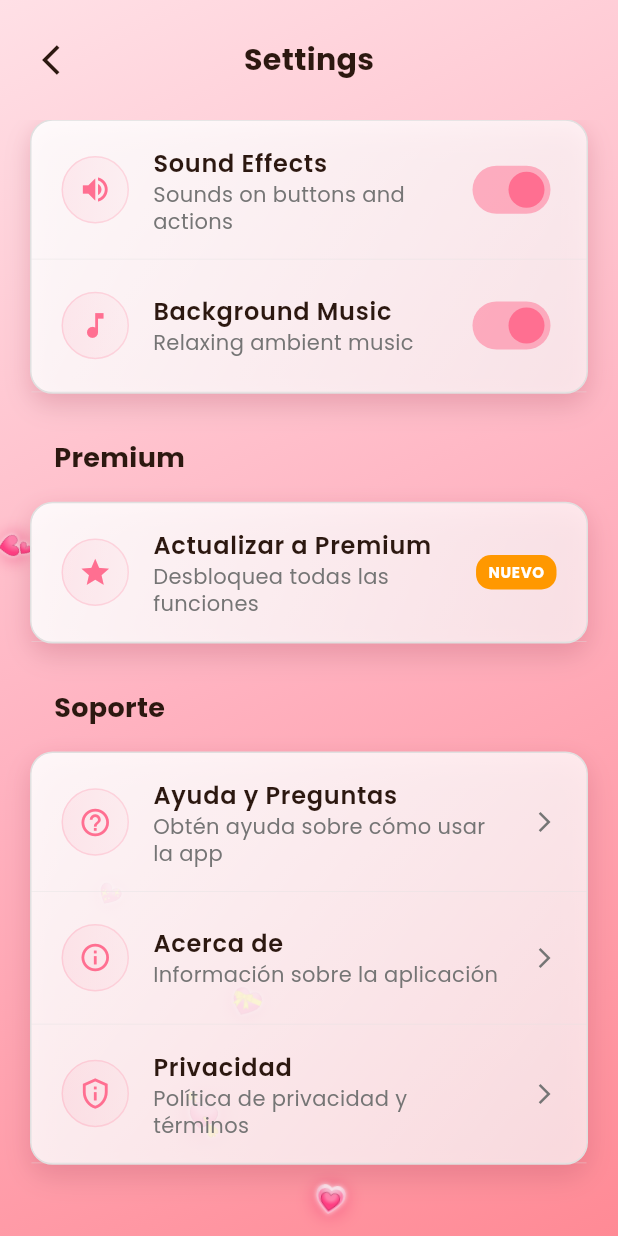
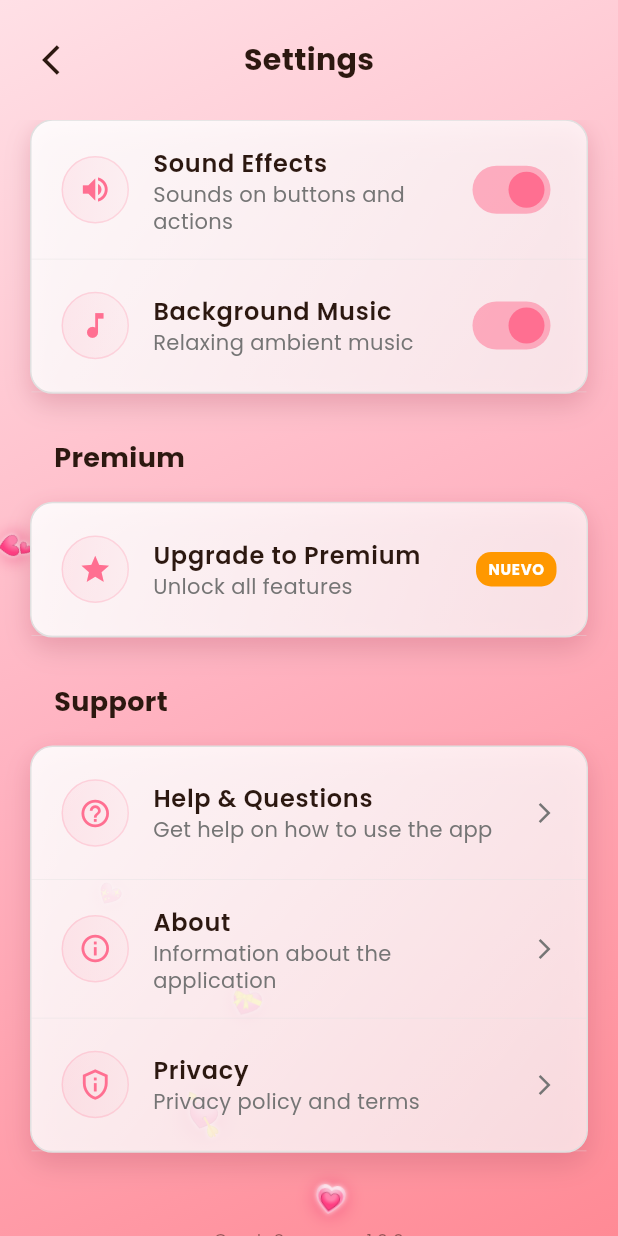
Before and after one commit to Carfer0410/Scanner_crush, a Flutter app: the SettingsScreen screen opened directly, scrolled down 576 dp, on a phone screen of 412 x 824 dp. Run offline on Flutter 3.47's test engine with Material 3 defaults, Android fonts, the light colour scheme and no system bars; our stand-ins replace audioplayers, flutter_animate, google_fonts, share_plus, shared_preferences; accounts and stored records are empty; generated files the repository leaves out were written again.

Commit message:
ajustando idiomas de la app #2

```diff
--- a/lib/l10n/app_en.arb
+++ b/lib/l10n/app_en.arb
@@ -1033,5 +1033,100 @@
   "lowCompatibilityMessage7": "Maybe you need to get to know each other better 🤔",
   "lowCompatibilityMessage8": "Real love doesn't always follow statistics 📊",
   "lowCompatibilityMessage9": "There's room for something beautiful to grow 🌻",
-  "lowCompatibilityMessage10": "The best romances start as friendship 👫"
+  "lowCompatibilityMessage10": "The best romances start as friendship 👫",
+
+  "changeAppTheme": "Change the app theme",
+  "@changeAppTheme": {
+    "description": "Theme toggle description in settings"
+  },
+
+  "lightTheme": "Light Theme",
+  "@lightTheme": {
+    "description": "Light theme option"
+  },
+
+  "darkTheme": "Dark Theme",
+  "@darkTheme": {
+    "description": "Dark theme option"
+  },
+
+  "youArePremium": "You are Premium!",
+  "@youArePremium": {
+    "description": "Premium user status message"
+  },
+
+  "enjoyAllFeatures": "Enjoy all features without limits",
+  "@enjoyAllFeatures": {
+    "description": "Premium user benefits description"
+  },
+
+  "purchaseError": "Purchase error: {error}",
+  "@purchaseError": {
+    "description": "Purchase error message",
+    "placeholders": {
+      "error": {
+        "type": "String"
+      }
+    }
+  },
+
+  "getFullAccess": "Get full access to all special features",
+  "@getFullAccess": {
+    "description": "Premium description text"
+  },
+
+  "specialOffer": "Special Offer",
+  "@specialOffer": {
+    "description": "Special offer label"
+  },
+
+  "cancelAnytime": "Cancel anytime",
+  "@cancelAnytime": {
+    "description": "Cancel subscription anytime text"
+  },
+
+  "support": "Support",
+  "@support": {
+    "description": "Support section title"
+  },
+
+  "helpAndQuestions": "Help & Questions",
+  "@helpAndQuestions": {
+    "description": "Help and questions menu item"
+  },
+
+  "getHelpOnApp": "Get help on how to use the app",
+  "@getHelpOnApp": {
+    "description": "Help subtitle description"
+  },
+
+  "helpDialogTitle": "💕 Help",
+  "@helpDialogTitle": {
+    "description": "Help dialog title"
+  },
+
+  "helpDialogContent": "Crush Scanner is a fun app that calculates compatibility between two people based on their names.\\n\\n• Enter your name and your crush's name\\n• Press \\\"Scan Love\\\"\\n• Discover your compatibility\\n• Share the result\\n\\nIt's just for fun! 😄",
+  "@helpDialogContent": {
+    "description": "Help dialog content text"
+  },
+
+  "understood": "Got it",
+  "@understood": {
+    "description": "Understood button text"
+  },
+
+  "aboutDialogTitle": "💘 About",
+  "@aboutDialogTitle": {
+    "description": "About dialog title"
+  },
+
+  "aboutDialogContent": "Crush Scanner v1.0.0\\n\\nA fun application to discover love compatibility.\\n\\nDeveloped with Flutter and lots of love 💕\\n\\n© 2025 Crush Scanner",
+  "@aboutDialogContent": {
+    "description": "About dialog content text"
+  },
+
+  "close": "Close",
+  "@close": {
+    "description": "Close button text"
+  }
 }
--- a/lib/screens/history_screen.dart
+++ b/lib/screens/history_screen.dart
@@ -349,7 +349,7 @@ class _HistoryScreenState extends State<HistoryScreen> {
                 onPressed: () => _shareResult(result),
                 icon: const Icon(Icons.share, size: 18),
                 label: Text(
-                  'Compartir',
+                  AppLocalizations.of(context)?.share ?? 'Compartir',
                   style: GoogleFonts.poppins(
                     fontSize: 14,
                     fontWeight: FontWeight.w600,
--- a/lib/screens/settings_screen.dart
+++ b/lib/screens/settings_screen.dart
@@ -74,7 +74,7 @@ class _SettingsScreenState extends State<SettingsScreen> {
                         _buildSettingsItem(
                           icon: Icons.history,
                           title: AppLocalizations.of(context)!.history,
-                          subtitle: 'Ver todos tus escaneos anteriores',
+                          subtitle: AppLocalizations.of(context)?.crushHistoryDescription ?? 'Ver todos tus escaneos anteriores',
                           onTap: () => _navigateToHistory(),
                         ),
                         _buildSettingsItem(
@@ -88,9 +88,10 @@ class _SettingsScreenState extends State<SettingsScreen> {
                               ThemeService.instance.isDarkMode
                                   ? Icons.light_mode
                                   : Icons.dark_mode,
-                          title:
-                              'Tema ${ThemeService.instance.isDarkMode ? "Claro" : "Oscuro"}',
-                          subtitle: 'Cambiar el tema de la aplicación',
+                          title: ThemeService.instance.isDarkMode
+                              ? (AppLocalizations.of(context)?.darkMode ?? 'Modo Oscuro').replaceAll('Mode', 'Theme').replaceAll('Modo', 'Tema')
+                              : (AppLocalizations.of(context)?.darkMode ?? 'Modo Oscuro').replaceAll('Dark', 'Light').replaceAll('Mode', 'Theme').replaceAll('Modo Oscuro', 'Tema Claro').replaceAll('Oscuro', 'Claro'),
+                          subtitle: AppLocalizations.of(context)?.specialThemesDescription ?? 'Cambiar el tema de la aplicación',
                           onTap: () => _toggleTheme(),
                         ),
                       ],
@@ -136,13 +137,13 @@ class _SettingsScreenState extends State<SettingsScreen> {
                     const SizedBox(height: 30),
 
                     _buildSettingsSection(
-                      title: 'Premium',
+                      title: AppLocalizations.of(context)?.premium ?? 'Premium',
                       items: [
                         if (!AdService.instance.isPremiumUser)
                           _buildSettingsItem(
                             icon: Icons.star,
-                            title: 'Actualizar a Premium',
-                            subtitle: 'Desbloquea todas las funciones',
+                            title: AppLocalizations.of(context)?.upgradeSettings ?? 'Actualizar a Premium',
+                            subtitle: AppLocalizations.of(context)?.unlockAllFeaturesSettings ?? 'Desbloquea todas las funciones',
                             onTap: () => _navigateToPremium(),
                             trailing: Container(
                               padding: const EdgeInsets.symmetric(
@@ -169,24 +170,24 @@ class _SettingsScreenState extends State<SettingsScreen> {
                     const SizedBox(height: 30),
 
                     _buildSettingsSection(
-                      title: 'Soporte',
+                      title: (LocaleService.instance.currentLocale.languageCode == 'en') ? 'Support' : 'Soporte',
                       items: [
                         _buildSettingsItem(
                           icon: Icons.help_outline,
-                          title: 'Ayuda y Preguntas',
-                          subtitle: 'Obtén ayuda sobre cómo usar la app',
+                          title: (LocaleService.instance.currentLocale.languageCode == 'en') ? 'Help & Questions' : 'Ayuda y Preguntas',
+                          subtitle: (LocaleService.instance.currentLocale.languageCode == 'en') ? 'Get help on how to use the app' : 'Obtén ayuda sobre cómo usar la app',
                           onTap: () => _showHelpDialog(),
                         ),
                         _buildSettingsItem(
                           icon: Icons.info_outline,
-                          title: 'Acerca de',
-                          subtitle: 'Información sobre la aplicación',
+                          title: (LocaleService.instance.currentLocale.languageCode == 'en') ? 'About' : 'Acerca de',
+                          subtitle: (LocaleService.instance.currentLocale.languageCode == 'en') ? 'Information about the application' : 'Información sobre la aplicación',
                           onTap: () => _showAboutDialog(),
                         ),
                         _buildSettingsItem(
                           icon: Icons.privacy_tip_outlined,
-                          title: 'Privacidad',
-                          subtitle: 'Política de privacidad y términos',
+                          title: (LocaleService.instance.currentLocale.languageCode == 'en') ? 'Privacy' : 'Privacidad',
+                          subtitle: (LocaleService.instance.currentLocale.languageCode == 'en') ? 'Privacy policy and terms' : 'Política de privacidad y términos',
                           onTap: () => _showPrivacyDialog(),
                         ),
                       ],
@@ -197,7 +198,9 @@ class _SettingsScreenState extends State<SettingsScreen> {
                     // App version
                     Center(
                       child: Text(
-                        'Escáner de Crush v1.0.0\nHecho con 💕 para el amor',
+                        (LocaleService.instance.currentLocale.languageCode == 'en')
+                          ? 'Crush Scanner v1.0.0\nMade with 💕 for love'
+                          : 'Escáner de Crush v1.0.0\nHecho con 💕 para el amor',
                         style: GoogleFonts.poppins(
                           fontSize: 12,
                           color: ThemeService.instance.textColor.withOpacity(
@@ -536,11 +539,18 @@ class _SettingsScreenState extends State<SettingsScreen> {
               borderRadius: BorderRadius.circular(20),
             ),
             title: Text(
-              '💕 Ayuda',
+              (LocaleService.instance.currentLocale.languageCode == 'en') ? '💕 Help' : '💕 Ayuda',
               style: GoogleFonts.poppins(fontWeight: FontWeight.bold),
             ),
             content: Text(
-              'Escáner de Crush es una app divertida que calcula la compatibilidad entre dos personas basándose en sus nombres.\n\n'
+              (LocaleService.instance.currentLocale.languageCode == 'en')
+                ? 'Crush Scanner is a fun app that calculates compatibility between two people based on their names.\n\n'
+                  '• Enter your name and your crush\'s name\n'
+                  '• Press "Scan Love"\n'
+                  '• Discover your compatibility\n'
+                  '• Share the result\n\n'
+                  'It\'s just for fun! 😄'
+                : 'Escáner de Crush es una app divertida que calcula la compatibilidad entre dos personas basándose en sus nombres.\n\n'
                   '• Ingresa tu nombre y el de tu crush\n'
                   '• Presiona "Escanear Amor"\n'
                   '• Descubre tu compatibilidad\n'
@@ -552,7 +562,7 @@ class _SettingsScreenState extends State<SettingsScreen> {
               TextButton(
                 onPressed: () => Navigator.pop(context),
                 child: Text(
-                  'Entendido',
+                  (LocaleService.instance.currentLocale.languageCode == 'en') ? 'Got it' : 'Entendido',
                   style: GoogleFonts.poppins(
                     fontWeight: FontWeight.bold,
                     color: ThemeService.instance.primaryColor,
@@ -573,11 +583,16 @@ class _SettingsScreenState extends State<SettingsScreen> {
               borderRadius: BorderRadius.circular(20),
             ),
             title: Text(
-              '💘 Acerca de',
+              (LocaleService.instance.currentLocale.languageCode == 'en') ? '💘 About' : '💘 Acerca de',
               style: GoogleFonts.poppins(fontWeight: FontWeight.bold),
             ),
             content: Text(
-              'Escáner de Crush v1.0.0\n\n'
+              (LocaleService.instance.currentLocale.languageCode == 'en')
+                ? 'Crush Scanner v1.0.0\n\n'
+                  'A fun app to discover love compatibility.\n\n'
+                  'Developed with Flutter and lots of love 💕\n\n'
+                  '© 2025 Crush Scanner'
+                : 'Escáner de Crush v1.0.0\n\n'
                   'Una aplicación divertida para descubrir la compatibilidad amorosa.\n\n'
                   'Desarrollada con Flutter y mucho amor 💕\n\n'
                   '© 2024 Escáner de Crush',
@@ -587,7 +602,7 @@ class _SettingsScreenState extends State<SettingsScreen> {
               TextButton(
                 onPressed: () => Navigator.pop(context),
                 child: Text(
-                  'Cerrar',
+                  (LocaleService.instance.currentLocale.languageCode == 'en') ? 'Close' : 'Cerrar',
                   style: GoogleFonts.poppins(
                     fontWeight: FontWeight.bold,
                     color: ThemeService.instance.primaryColor,
@@ -608,11 +623,18 @@ class _SettingsScreenState extends State<SettingsScreen> {
               borderRadius: BorderRadius.circular(20),
             ),
             title: Text(
-              '🔒 Privacidad',
+              (LocaleService.instance.currentLocale.languageCode == 'en') ? '🔒 Privacy' : '🔒 Privacidad',
               style: GoogleFonts.poppins(fontWeight: FontWeight.bold),
             ),
             content: Text(
-              'Tu privacidad es importante para nosotros.\n\n'
+              (LocaleService.instance.currentLocale.languageCode == 'en')
+                ? 'Your privacy is important to us.\n\n'
+                  '• Names are stored only locally\n'
+                  '• We don\'t share personal information\n'
+                  '• Results are generated randomly\n'
+                  '• You can delete your history anytime\n\n'
+                  'This app is for entertainment only.'
+                : 'Tu privacidad es importante para nosotros.\n\n'
                   '• Los nombres se almacenan solo localmente\n'
                   '• No compartimos información personal\n'
                   '• Los resultados son generados aleatoriamente\n'
@@ -624,7 +646,7 @@ class _SettingsScreenState extends State<SettingsScreen> {
               TextButton(
                 onPressed: () => Navigator.pop(context),
                 child: Text(
-                  'Entendido',
+                  (LocaleService.instance.currentLocale.languageCode == 'en') ? 'Got it' : 'Entendido',
                   style: GoogleFonts.poppins(
                     fontWeight: FontWeight.bold,
                     color: ThemeService.instance.primaryColor,
```
Also changed, not shown: lib/l10n/app_es.arb (+22 -1 lines), lib/screens/premium_screen.dart (+7 -4 lines). Lines whose indentation alone changed are shown as unchanged.
